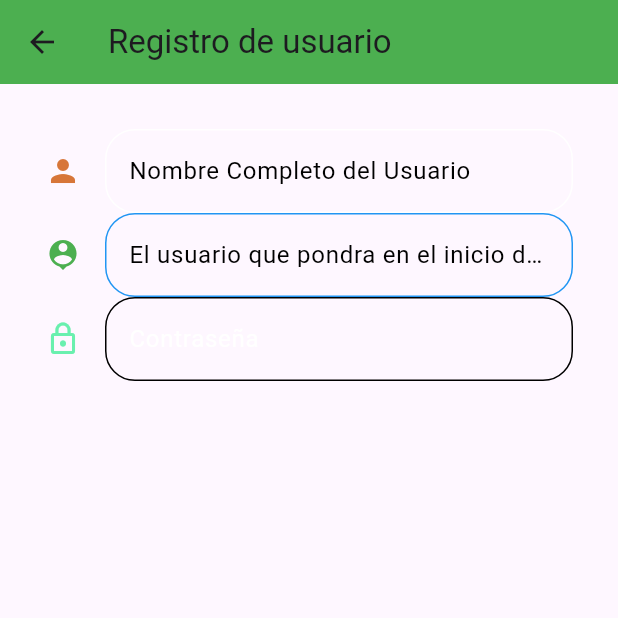
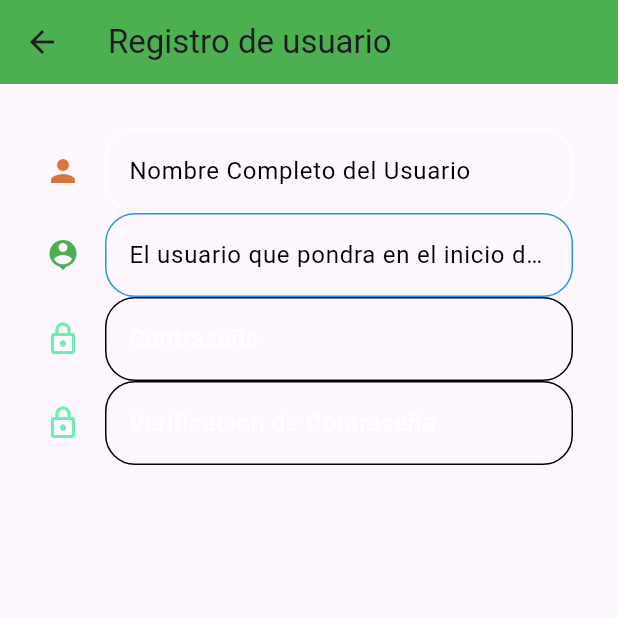
Before and after one commit to Capoleon01/LabFlutter, a Flutter app: the RegistroScreen screen opened directly, on a phone screen of 412 x 824 dp, the top half of it. Run offline on Flutter 3.47's test engine with Material 3 defaults, Android fonts, the phone set to English and light mode, and no system bars.

Commit message:
se añadio el campo de contraseña y modificacionde readme

```diff
--- a/lib/Screens/registro_screen.dart
+++ b/lib/Screens/registro_screen.dart
@@ -25,6 +25,7 @@ class RegistroScreen extends StatelessWidget {
                     const SizedBox(),
                     _contrasena(),
                     const SizedBox(),
+                    _verificacionContrasena(),
                   ],
                 )),
               ),
@@ -82,3 +83,19 @@ Widget _contrasena() {
     onValueChanged: (value) {},
   );
 }
+
+Widget _verificacionContrasena() {
+  return CustomInputField(
+    hintText: 'Verificacion de Constraseña',
+    labelText: 'Verificacion de Contraseña',
+    obscureText: true,
+    icon: Icons.lock_outline,
+    colorIcons: Colors.greenAccent,
+    colorBorde: Colors.black,
+    keyboardType: TextInputType.text,
+    colorLabeltext: Colors.white,
+    mensajeIf: 'Por favor de  poner la contraseña que coincida',
+    tipoVariable: '',
+    onValueChanged: (value) {},
+  );
+}
```
Also changed, not shown: 1 other file.
